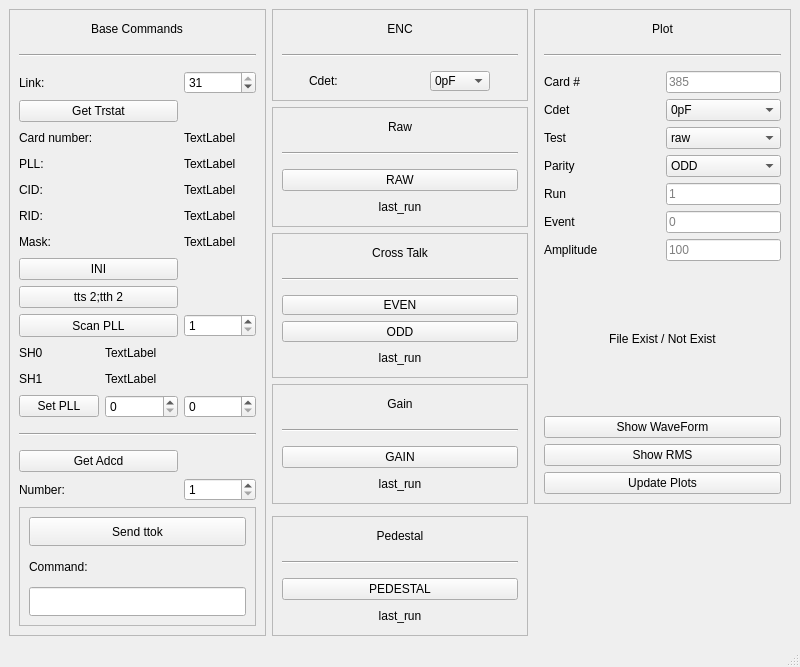
Qt form MainWindow.ui (galkinyaroslav/fec_control) before a commit.
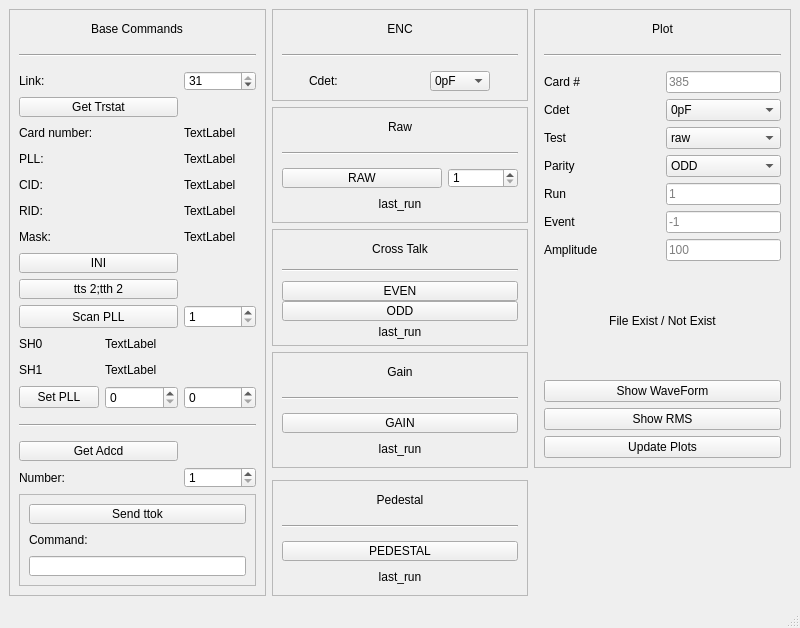
The same form after that commit. Custom widgets are drawn as their Qt base class.

What changed in the file:
```diff
--- a/MainWindow.ui
+++ b/MainWindow.ui
@@ -7,7 +7,7 @@
     <x>0</x>
     <y>0</y>
     <width>800</width>
-    <height>667</height>
+    <height>628</height>
    </rect>
   </property>
   <property name="sizePolicy">
@@ -763,7 +763,7 @@
          </property>
         </widget>
        </item>
-       <item alignment="Qt::AlignHCenter">
+       <item>
         <widget class="QLabel" name="gain_lastrun_label">
          <property name="sizePolicy">
           <sizepolicy hsizetype="Minimum" vsizetype="Minimum">
@@ -891,7 +891,7 @@
          </property>
         </widget>
        </item>
-       <item alignment="Qt::AlignHCenter">
+       <item>
         <widget class="QLabel" name="crosstalk_last_run_label">
          <property name="sizePolicy">
           <sizepolicy hsizetype="Minimum" vsizetype="Minimum">
@@ -1000,7 +1000,7 @@
          </property>
         </widget>
        </item>
-       <item alignment="Qt::AlignHCenter">
+       <item>
         <widget class="QLabel" name="pedestal_lastrun_label">
          <property name="sizePolicy">
           <sizepolicy hsizetype="Minimum" vsizetype="Minimum">
@@ -1280,7 +1280,7 @@
             <string/>
            </property>
            <property name="placeholderText">
-            <string>0</string>
+            <string>-1</string>
            </property>
           </widget>
          </item>
@@ -1709,6 +1709,8 @@
         </widget>
        </item>
        <item>
+        <layout class="QHBoxLayout" name="horizontalLayout_2">
+         <item>
         <widget class="QPushButton" name="raw_btn">
          <property name="sizePolicy">
           <sizepolicy hsizetype="Minimum" vsizetype="Fixed">
@@ -1727,7 +1729,31 @@
          </property>
         </widget>
        </item>
-       <item alignment="Qt::AlignHCenter">
+         <item>
+          <widget class="QSpinBox" name="raw_runs_spinBox">
+           <property name="sizePolicy">
+            <sizepolicy hsizetype="Minimum" vsizetype="Minimum">
+             <horstretch>0</horstretch>
+             <verstretch>0</verstretch>
+            </sizepolicy>
+           </property>
+           <property name="minimumSize">
+            <size>
+             <width>0</width>
+             <height>20</height>
+            </size>
+           </property>
+           <property name="minimum">
+            <number>1</number>
+           </property>
+           <property name="maximum">
+            <number>1000</number>
+           </property>
+          </widget>
+         </item>
+        </layout>
+       </item>
+       <item>
         <widget class="QLabel" name="raw_lastrun_label">
          <property name="sizePolicy">
           <sizepolicy hsizetype="Minimum" vsizetype="Minimum">
```
Lines whose indentation alone changed are shown as unchanged.
